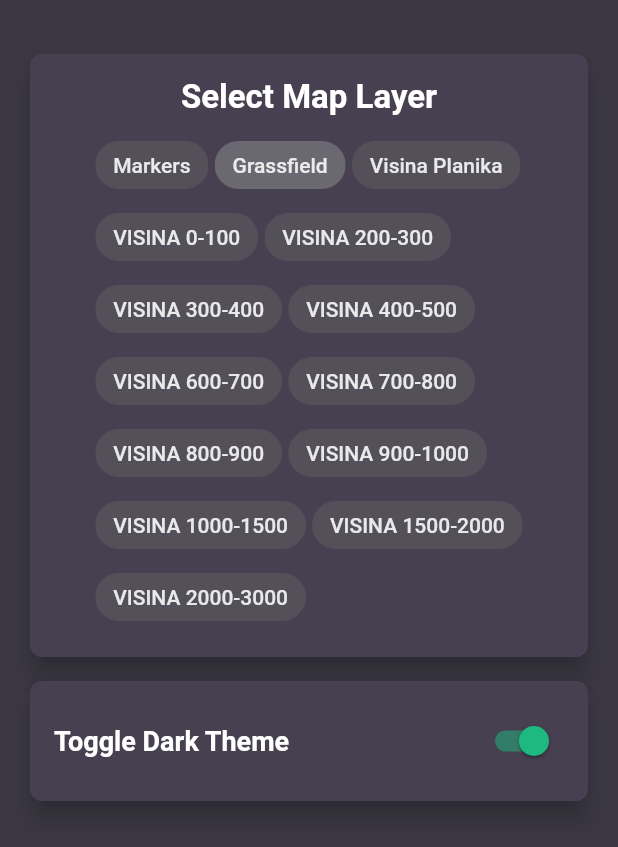
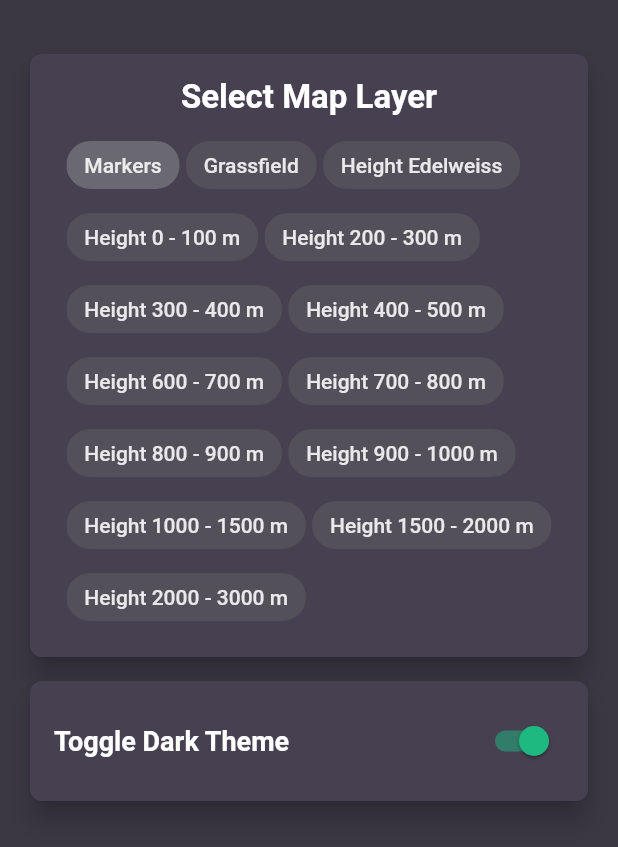
Before and after one commit to zerodays/dragonhack-2019, a Flutter app: the screen it shows after launch, after a tap on the "settings" icon, on a phone screen of 412 x 824 dp. Shown: the top 847 px of the screen. Run offline on Flutter 3.47's test engine with Material 2 defaults, Android fonts, the phone set to English and light mode, and no system bars; our stand-ins replace cached_network_image, camera, charts_flutter, dio, flare_flutter, flutter_map and 2 more; network calls fail.

Commit message:
map overlay selector changes

```diff
--- a/app/lib/main_page.dart
+++ b/app/lib/main_page.dart
@@ -19,21 +19,21 @@ class _MyHomePageState extends State<MyHomePage> {
   List<String> overlayOptions = [
     'Markers',
     'Grassfield',
-    'Visina Planika',
-    'VISINA 0-100',
-    'VISINA 200-300',
-    'VISINA 300-400',
-    'VISINA 400-500',
-    'VISINA 600-700',
-    'VISINA 700-800',
-    'VISINA 800-900',
-    'VISINA 900-1000',
-    'VISINA 1000-1500',
-    'VISINA 1500-2000',
-    'VISINA 2000-3000',
+    'Height Edelweiss',
+    'Height 0 - 100 m',
+    'Height 200 - 300 m',
+    'Height 300 - 400 m',
+    'Height 400 - 500 m',
+    'Height 600 - 700 m',
+    'Height 700 - 800 m',
+    'Height 800 - 900 m',
+    'Height 900 - 1000 m',
+    'Height 1000 - 1500 m',
+    'Height 1500 - 2000 m',
+    'Height 2000 - 3000 m',
   ];
 
-  int currentOverlayOption = 1;
+  int currentOverlayOption = 0;
 
   @override
   Widget build(BuildContext context) {
```
